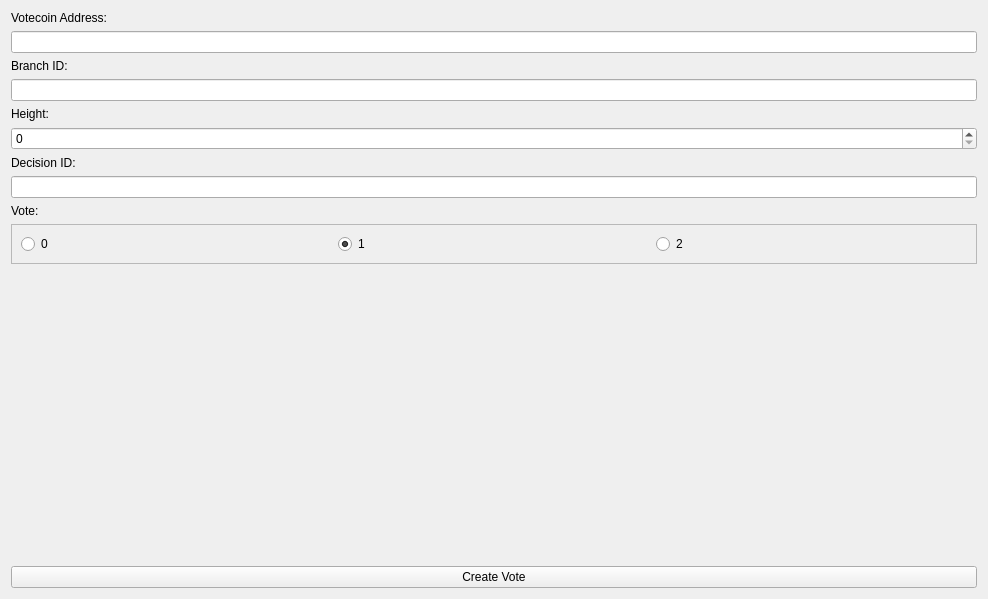
Qt form src/qt/forms/voteview.ui (bitjson/hivemind) before a commit.
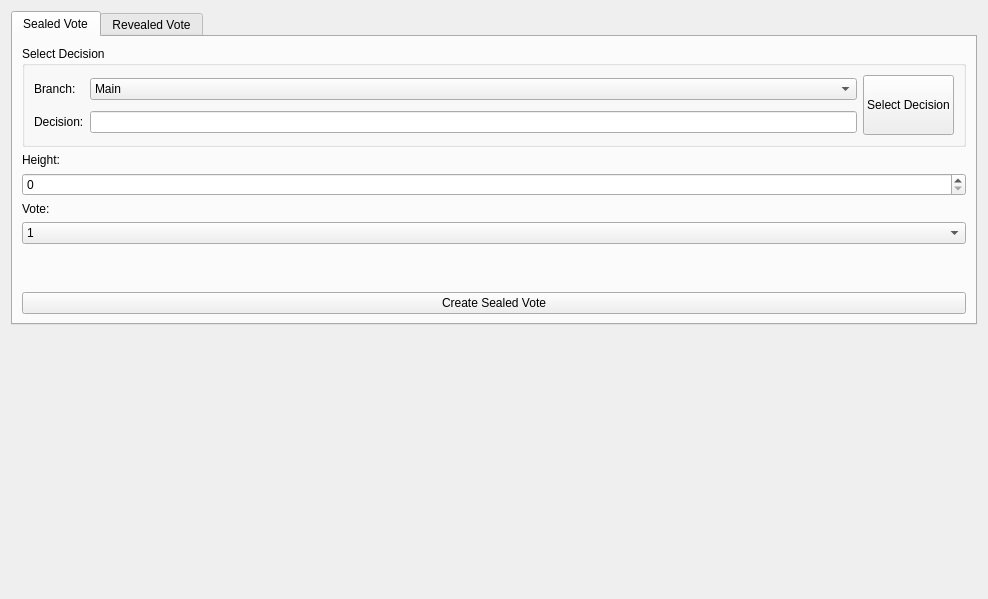
The same form after that commit. Icons and pictures are not drawn.

Commit message: Update VoteView, and spinbox limits for creation widgets

The edit to the form file:
```diff
--- a/src/qt/forms/voteview.ui
+++ b/src/qt/forms/voteview.ui
@@ -15,24 +15,84 @@
   </property>
   <layout class="QVBoxLayout" name="verticalLayout">
    <item>
-    <widget class="QLabel" name="label">
+    <widget class="QTabWidget" name="tabWidget">
+     <property name="currentIndex">
+      <number>0</number>
+     </property>
+     <property name="iconSize">
+      <size>
+       <width>40</width>
+       <height>40</height>
+      </size>
+     </property>
+     <widget class="QWidget" name="sealed">
+      <attribute name="icon">
+       <iconset resource="../hivemind.qrc">
+        <normaloff>:/icons/lock_closed</normaloff>:/icons/lock_closed</iconset>
+      </attribute>
+      <attribute name="title">
+       <string>Sealed Vote</string>
+      </attribute>
+      <layout class="QVBoxLayout" name="verticalLayout_2">
+       <item>
+        <widget class="QGroupBox" name="groupBoxSelect">
+         <property name="title">
+          <string>Select Decision</string>
+         </property>
+         <layout class="QGridLayout" name="gridLayout_4">
+          <item row="0" column="0">
+           <widget class="QLabel" name="labelBranch">
+            <property name="sizePolicy">
+             <sizepolicy hsizetype="Maximum" vsizetype="Preferred">
+              <horstretch>0</horstretch>
+              <verstretch>0</verstretch>
+             </sizepolicy>
+            </property>
      <property name="text">
-      <string>Votecoin Address:</string>
+             <string>Branch:</string>
      </property>
     </widget>
    </item>
+          <item row="0" column="1">
+           <widget class="QComboBox" name="comboBoxBranch">
    <item>
-    <widget class="QLineEdit" name="lineEditAddress"/>
-   </item>
-   <item>
-    <widget class="QLabel" name="label_2">
+             <property name="text">
+              <string>Main</string>
+             </property>
+            </item>
+           </widget>
+          </item>
+          <item row="0" column="2" rowspan="2">
+           <widget class="QPushButton" name="pushButtonSelectDecision">
+            <property name="minimumSize">
+             <size>
+              <width>0</width>
+              <height>60</height>
+             </size>
+            </property>
      <property name="text">
-      <string>Branch ID:</string>
-     </property>
-    </widget>
-   </item>
-   <item>
-    <widget class="QLineEdit" name="lineEditBranchID"/>
+             <string>Select Decision</string>
+            </property>
+            <property name="iconSize">
+             <size>
+              <width>20</width>
+              <height>20</height>
+             </size>
+            </property>
+           </widget>
+          </item>
+          <item row="1" column="0">
+           <widget class="QLabel" name="labelDecisions">
+            <property name="text">
+             <string>Decision:</string>
+            </property>
+           </widget>
+          </item>
+          <item row="1" column="1">
+           <widget class="QLineEdit" name="lineEditDecisionID"/>
+          </item>
+         </layout>
+        </widget>
    </item>
    <item>
     <widget class="QLabel" name="label_3">
@@ -42,18 +102,15 @@
     </widget>
    </item>
    <item>
-    <widget class="QSpinBox" name="spinBoxHeight"/>
-   </item>
-   <item>
-    <widget class="QLabel" name="label_4">
-     <property name="text">
-      <string>Decision ID:</string>
+        <widget class="QSpinBox" name="spinBoxHeight">
+         <property name="maximum">
+          <number>999999999</number>
+         </property>
+         <property name="singleStep">
+          <number>280</number>
      </property>
     </widget>
    </item>
-   <item>
-    <widget class="QLineEdit" name="lineEditDecisionID"/>
-   </item>
    <item>
     <widget class="QLabel" name="label_5">
      <property name="text">
@@ -62,39 +119,43 @@
     </widget>
    </item>
    <item>
-    <widget class="QFrame" name="frame">
-     <property name="frameShape">
-      <enum>QFrame::StyledPanel</enum>
-     </property>
-     <property name="frameShadow">
-      <enum>QFrame::Raised</enum>
-     </property>
-     <layout class="QHBoxLayout" name="horizontalLayout">
+        <widget class="QComboBox" name="comboBoxVote">
+         <property name="currentIndex">
+          <number>1</number>
+         </property>
+         <property name="iconSize">
+          <size>
+           <width>40</width>
+           <height>40</height>
+          </size>
+         </property>
       <item>
-       <widget class="QRadioButton" name="radioButton_0">
         <property name="text">
          <string>0</string>
         </property>
-       </widget>
+          <property name="icon">
+           <iconset resource="../hivemind.qrc">
+            <normaloff>:/icons/quit</normaloff>:/icons/quit</iconset>
+          </property>
       </item>
       <item>
-       <widget class="QRadioButton" name="radioButton_1">
         <property name="text">
          <string>1</string>
         </property>
-        <property name="checked">
-         <bool>true</bool>
-        </property>
-       </widget>
+          <property name="icon">
+           <iconset resource="../hivemind.qrc">
+            <normaloff>:/icons/transaction_confirmed</normaloff>:/icons/transaction_confirmed</iconset>
+          </property>
       </item>
       <item>
-       <widget class="QRadioButton" name="radioButton_2">
         <property name="text">
-         <string>2</string>
-        </property>
-       </widget>
-      </item>
-     </layout>
+           <string>NA</string>
+          </property>
+          <property name="icon">
+           <iconset resource="../hivemind.qrc">
+            <normaloff>:/icons/transaction_0</normaloff>:/icons/transaction_0</iconset>
+          </property>
+         </item>
     </widget>
    </item>
    <item>
@@ -111,14 +172,81 @@
     </spacer>
    </item>
    <item>
-    <widget class="QPushButton" name="pushButtonCreateVote">
+        <widget class="QPushButton" name="pushButtonCreateSealedVote">
      <property name="text">
-      <string>Create Vote</string>
-     </property>
+          <string>Create Sealed Vote</string>
+         </property>
+         <property name="icon">
+          <iconset resource="../hivemind.qrc">
+           <normaloff>:/icons/ballot</normaloff>:/icons/ballot</iconset>
+         </property>
+         <property name="iconSize">
+          <size>
+           <width>20</width>
+           <height>20</height>
+          </size>
+         </property>
     </widget>
    </item>
   </layout>
  </widget>
- <resources/>
+     <widget class="QWidget" name="revealed">
+      <attribute name="icon">
+       <iconset resource="../hivemind.qrc">
+        <normaloff>:/icons/lock_open</normaloff>:/icons/lock_open</iconset>
+      </attribute>
+      <attribute name="title">
+       <string>Revealed Vote</string>
+      </attribute>
+      <layout class="QVBoxLayout" name="verticalLayout_3">
+       <item>
+        <spacer name="verticalSpacer_3">
+         <property name="orientation">
+          <enum>Qt::Vertical</enum>
+         </property>
+         <property name="sizeHint" stdset="0">
+          <size>
+           <width>20</width>
+           <height>40</height>
+          </size>
+         </property>
+        </spacer>
+       </item>
+       <item>
+        <widget class="QPushButton" name="pushButtonCreateRevealVote">
+         <property name="text">
+          <string>Create Revealed Vote</string>
+         </property>
+         <property name="icon">
+          <iconset resource="../hivemind.qrc">
+           <normaloff>:/icons/ballot</normaloff>:/icons/ballot</iconset>
+         </property>
+        </widget>
+       </item>
+      </layout>
+      <zorder>groupBoxSelect</zorder>
+      <zorder>pushButtonCreateRevealVote</zorder>
+      <zorder>verticalSpacer_3</zorder>
+     </widget>
+    </widget>
+   </item>
+   <item>
+    <spacer name="verticalSpacer_2">
+     <property name="orientation">
+      <enum>Qt::Vertical</enum>
+     </property>
+     <property name="sizeHint" stdset="0">
+      <size>
+       <width>20</width>
+       <height>40</height>
+      </size>
+     </property>
+    </spacer>
+   </item>
+  </layout>
+ </widget>
+ <resources>
+  <include location="../hivemind.qrc"/>
+ </resources>
  <connections/>
 </ui>
```
Lines whose indentation alone changed are shown as unchanged. The commit also changes 4 other files.
